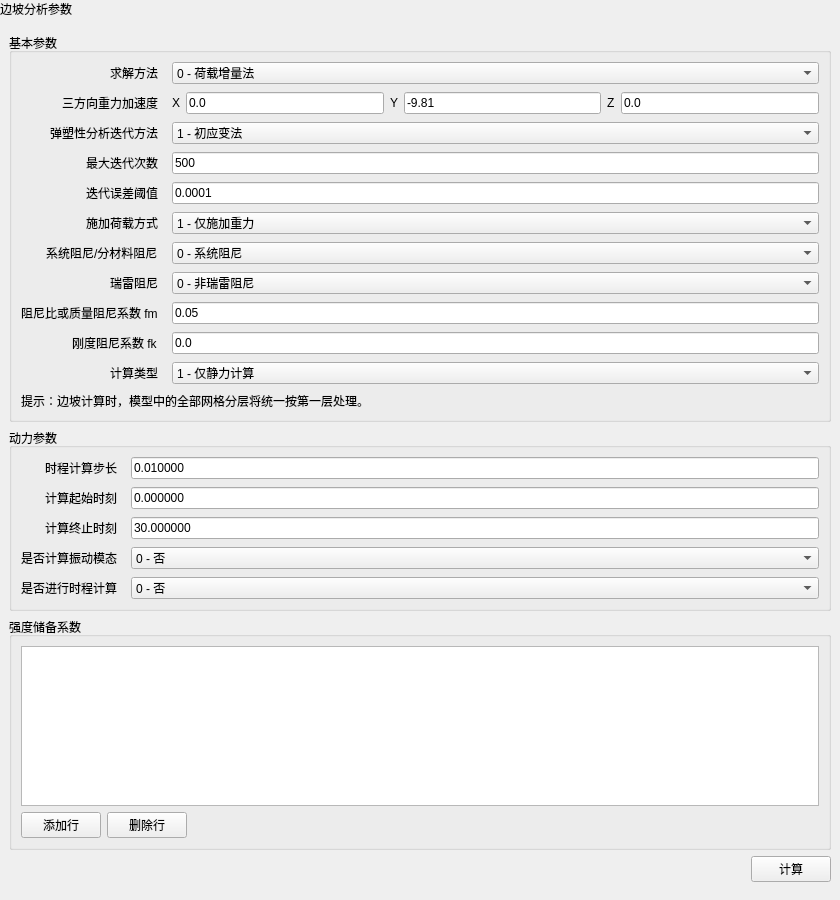
Above: plugins/Base_Solver/SlopeStabilityWidget.ui from asd977/base_cae before the change. Below: the same form after it.
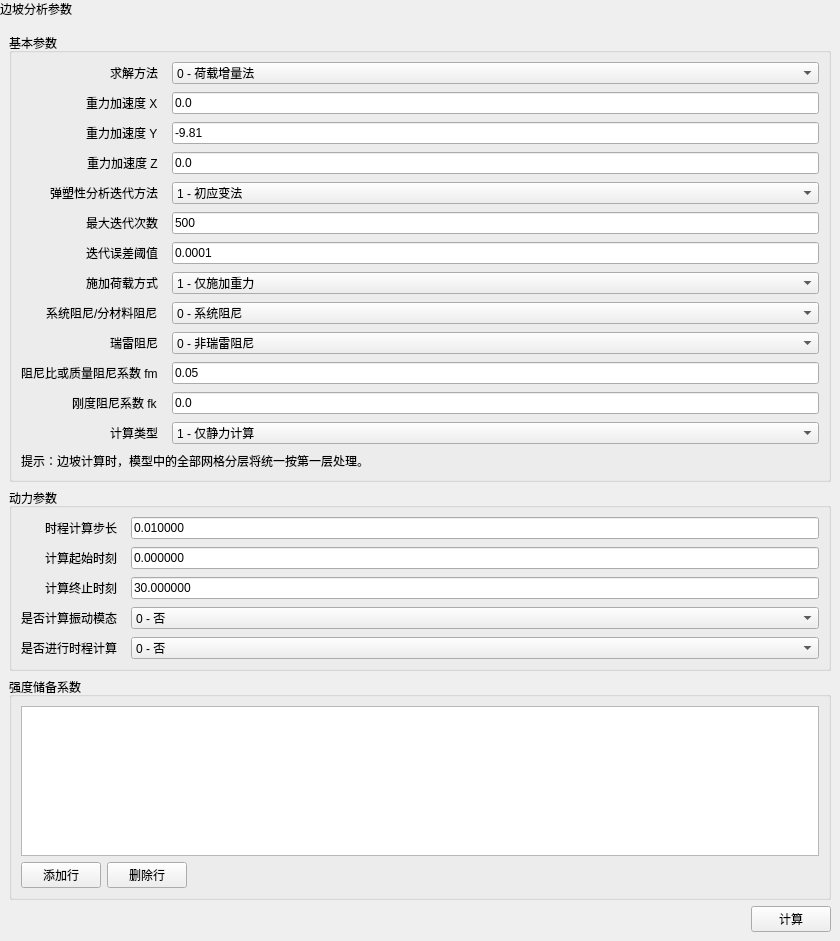
That is the form after the change.

Patch:
```diff
--- a/plugins/Base_Solver/SlopeStabilityWidget.ui
+++ b/plugins/Base_Solver/SlopeStabilityWidget.ui
@@ -113,7 +113,7 @@
         <item row="3" column="0">
          <widget class="QLabel" name="label4">
           <property name="text">
-           <string>三方向重力加速度</string>
+                      <string>重力加速度 X</string>
           </property>
           <property name="wordWrap">
            <bool>false</bool>
@@ -121,28 +121,6 @@
          </widget>
         </item>
         <item row="3" column="1">
-         <widget class="QWidget" name="gravityWidget">
-          <layout class="QHBoxLayout" name="gravityLayout">
-           <property name="leftMargin">
-            <number>0</number>
-           </property>
-           <property name="topMargin">
-            <number>0</number>
-           </property>
-           <property name="rightMargin">
-            <number>0</number>
-           </property>
-           <property name="bottomMargin">
-            <number>0</number>
-           </property>
-           <item>
-            <widget class="QLabel" name="gravityXLabel">
-             <property name="text">
-              <string>X</string>
-             </property>
-            </widget>
-           </item>
-           <item>
             <widget class="QLineEdit" name="gravityXEdit">
              <property name="text">
               <string>0.0</string>
@@ -155,50 +133,7 @@
              </property>
             </widget>
            </item>
-           <item>
-            <widget class="QLabel" name="gravityYLabel">
-             <property name="text">
-              <string>Y</string>
-             </property>
-            </widget>
-           </item>
-           <item>
-            <widget class="QLineEdit" name="gravityYEdit">
-             <property name="text">
-              <string>-9.81</string>
-             </property>
-             <property name="minimumSize">
-              <size>
-               <width>10</width>
-               <height>0</height>
-              </size>
-             </property>
-            </widget>
-           </item>
-           <item>
-            <widget class="QLabel" name="gravityZLabel">
-             <property name="text">
-              <string>Z</string>
-             </property>
-            </widget>
-           </item>
-           <item>
-            <widget class="QLineEdit" name="gravityZEdit">
-             <property name="text">
-              <string>0.0</string>
-             </property>
-             <property name="minimumSize">
-              <size>
-               <width>10</width>
-               <height>0</height>
-              </size>
-             </property>
-            </widget>
-           </item>
-          </layout>
-         </widget>
-        </item>
-        <item row="4" column="0">
+                <item row="6" column="0">
          <widget class="QLabel" name="label5">
           <property name="text">
            <string>弹塑性分析迭代方法</string>
@@ -208,7 +143,7 @@
           </property>
          </widget>
         </item>
-        <item row="4" column="1">
+                <item row="6" column="1">
          <widget class="QComboBox" name="line5Combo">
           <item>
            <property name="text">
@@ -233,7 +168,7 @@
           </property>
          </widget>
         </item>
-        <item row="5" column="0">
+                <item row="7" column="0">
          <widget class="QLabel" name="label6">
           <property name="text">
            <string>最大迭代次数</string>
@@ -243,7 +178,7 @@
           </property>
          </widget>
         </item>
-        <item row="5" column="1">
+                <item row="7" column="1">
          <widget class="QLineEdit" name="line6Edit">
           <property name="text">
            <string>500</string>
@@ -256,7 +191,7 @@
           </property>
          </widget>
         </item>
-        <item row="6" column="0">
+                <item row="8" column="0">
          <widget class="QLabel" name="label7">
           <property name="text">
            <string>迭代误差阈值</string>
@@ -266,7 +201,7 @@
           </property>
          </widget>
         </item>
-        <item row="6" column="1">
+                <item row="8" column="1">
          <widget class="QLineEdit" name="line7Edit">
           <property name="text">
            <string>0.0001</string>
@@ -279,7 +214,7 @@
           </property>
          </widget>
         </item>
-        <item row="7" column="0">
+                <item row="9" column="0">
          <widget class="QLabel" name="label8">
           <property name="text">
            <string>施加荷载方式</string>
@@ -289,7 +224,7 @@
           </property>
          </widget>
         </item>
-        <item row="7" column="1">
+                <item row="9" column="1">
          <widget class="QComboBox" name="line8Combo">
           <item>
            <property name="text">
@@ -309,7 +244,7 @@
           </property>
          </widget>
         </item>
-        <item row="14" column="0">
+                <item row="16" column="0">
          <widget class="QLabel" name="label15">
           <property name="text">
            <string>系统阻尼/分材料阻尼</string>
@@ -319,7 +254,7 @@
           </property>
          </widget>
         </item>
-        <item row="14" column="1">
+                <item row="16" column="1">
          <widget class="QComboBox" name="line15Combo">
           <item>
            <property name="text">
@@ -339,7 +274,7 @@
           </property>
          </widget>
         </item>
-        <item row="15" column="0">
+                <item row="17" column="0">
          <widget class="QLabel" name="label16">
           <property name="text">
            <string>瑞雷阻尼</string>
@@ -349,7 +284,7 @@
           </property>
          </widget>
         </item>
-        <item row="15" column="1">
+                <item row="17" column="1">
          <widget class="QComboBox" name="line16Combo">
           <item>
            <property name="text">
@@ -369,7 +304,7 @@
           </property>
          </widget>
         </item>
-        <item row="16" column="0">
+                <item row="18" column="0">
          <widget class="QLabel" name="label17">
           <property name="text">
            <string>阻尼比或质量阻尼系数 fm</string>
@@ -379,7 +314,7 @@
           </property>
          </widget>
         </item>
-        <item row="16" column="1">
+                <item row="18" column="1">
          <widget class="QLineEdit" name="line17Edit">
           <property name="text">
            <string>0.05</string>
@@ -392,7 +327,7 @@
           </property>
          </widget>
         </item>
-        <item row="17" column="0">
+                <item row="19" column="0">
          <widget class="QLabel" name="label18">
           <property name="text">
            <string>刚度阻尼系数 fk</string>
@@ -402,7 +337,7 @@
           </property>
          </widget>
         </item>
-        <item row="17" column="1">
+                <item row="19" column="1">
          <widget class="QLineEdit" name="line18Edit">
           <property name="text">
            <string>0.0</string>
@@ -415,7 +350,7 @@
           </property>
          </widget>
         </item>
-        <item row="18" column="0">
+                <item row="20" column="0">
          <widget class="QLabel" name="label19">
           <property name="text">
            <string>计算类型</string>
@@ -425,7 +360,7 @@
           </property>
          </widget>
         </item>
-        <item row="18" column="1">
+                <item row="20" column="1">
          <widget class="QComboBox" name="line19Combo">
           <item>
            <property name="text">
@@ -450,7 +385,7 @@
           </property>
          </widget>
         </item>
-        <item row="19" column="0" colspan="2">
+                <item row="21" column="0" colspan="2">
          <widget class="QLabel" name="layerHintLabel">
           <property name="text">
            <string>提示：边坡计算时，模型中的全部网格分层将统一按第一层处理。</string>
@@ -487,6 +422,46 @@
         <property name="labelAlignment">
          <set>Qt::AlignRight|Qt::AlignVCenter</set>
         </property>
+                <item row="4" column="0">
+                  <widget class="QLabel" name="gravityYRowLabel">
+                    <property name="text">
+                      <string>重力加速度 Y</string>
+                    </property>
+                  </widget>
+                </item>
+                <item row="4" column="1">
+                  <widget class="QLineEdit" name="gravityYEdit">
+                    <property name="text">
+                      <string>-9.81</string>
+                    </property>
+                    <property name="minimumSize">
+                      <size>
+                        <width>10</width>
+                        <height>0</height>
+                      </size>
+                    </property>
+                  </widget>
+                </item>
+                <item row="5" column="0">
+                  <widget class="QLabel" name="gravityZRowLabel">
+                    <property name="text">
+                      <string>重力加速度 Z</string>
+                    </property>
+                  </widget>
+                </item>
+                <item row="5" column="1">
+                  <widget class="QLineEdit" name="gravityZEdit">
+                    <property name="text">
+                      <string>0.0</string>
+                    </property>
+                    <property name="minimumSize">
+                      <size>
+                        <width>10</width>
+                        <height>0</height>
+                      </size>
+                    </property>
+                  </widget>
+                </item>
        </layout>
       </widget>
      </item>
```
Left out of the diff: 11 changed lines with no effect on the pictures. Lines whose indentation alone changed are shown as unchanged.
